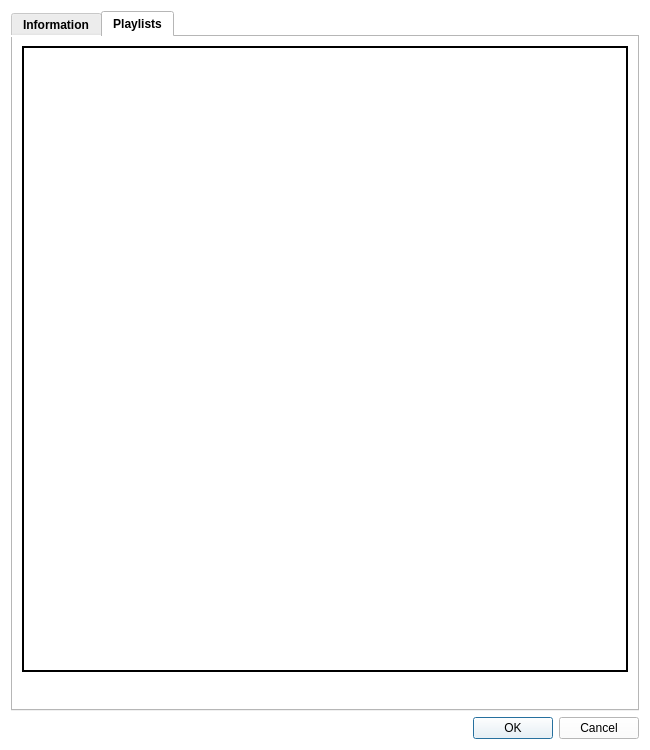
The window that ui/dialogs/artistedit.ui (amirmohsen1384/Mockingbird) describes before a commit, drawn with Qt 5.
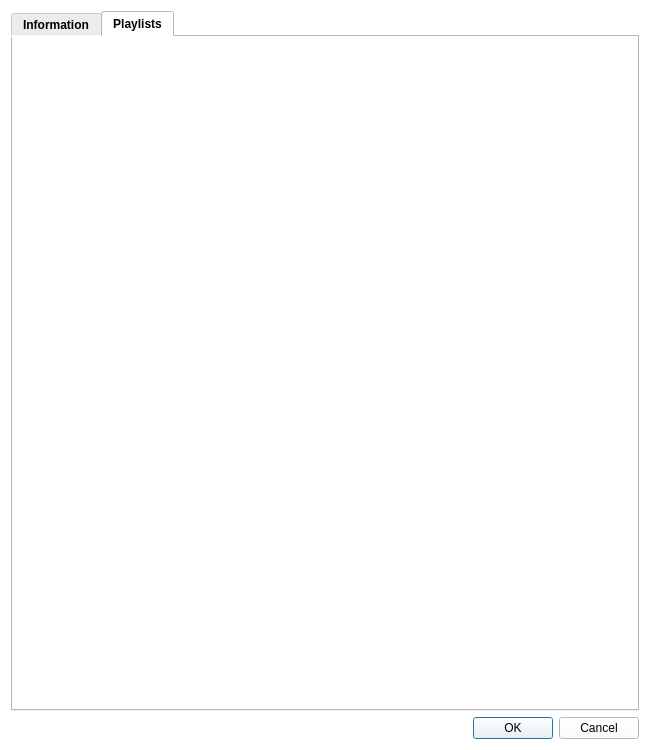
The same window after the commit. The open tabs and pages were chosen to show the change. Icons and pictures are not drawn. Custom widgets are drawn as their Qt base class.

Patch:
```diff
--- a/ui/dialogs/artistedit.ui
+++ b/ui/dialogs/artistedit.ui
@@ -175,11 +175,14 @@
        <item>
         <widget class="QListView" name="playlistView">
          <property name="frameShape">
-          <enum>QFrame::Shape::WinPanel</enum>
+          <enum>QFrame::Shape::NoFrame</enum>
          </property>
          <property name="frameShadow">
           <enum>QFrame::Shadow::Plain</enum>
          </property>
+         <property name="horizontalScrollBarPolicy">
+          <enum>Qt::ScrollBarPolicy::ScrollBarAlwaysOff</enum>
+         </property>
          <property name="selectionMode">
           <enum>QAbstractItemView::SelectionMode::ExtendedSelection</enum>
          </property>
```
